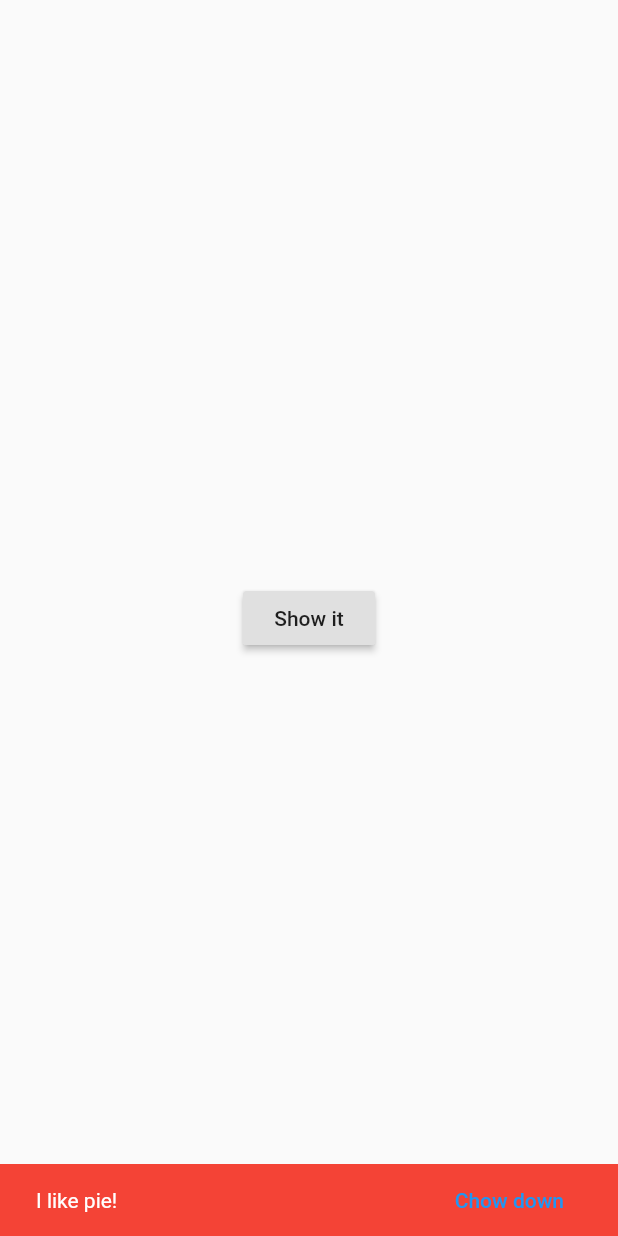
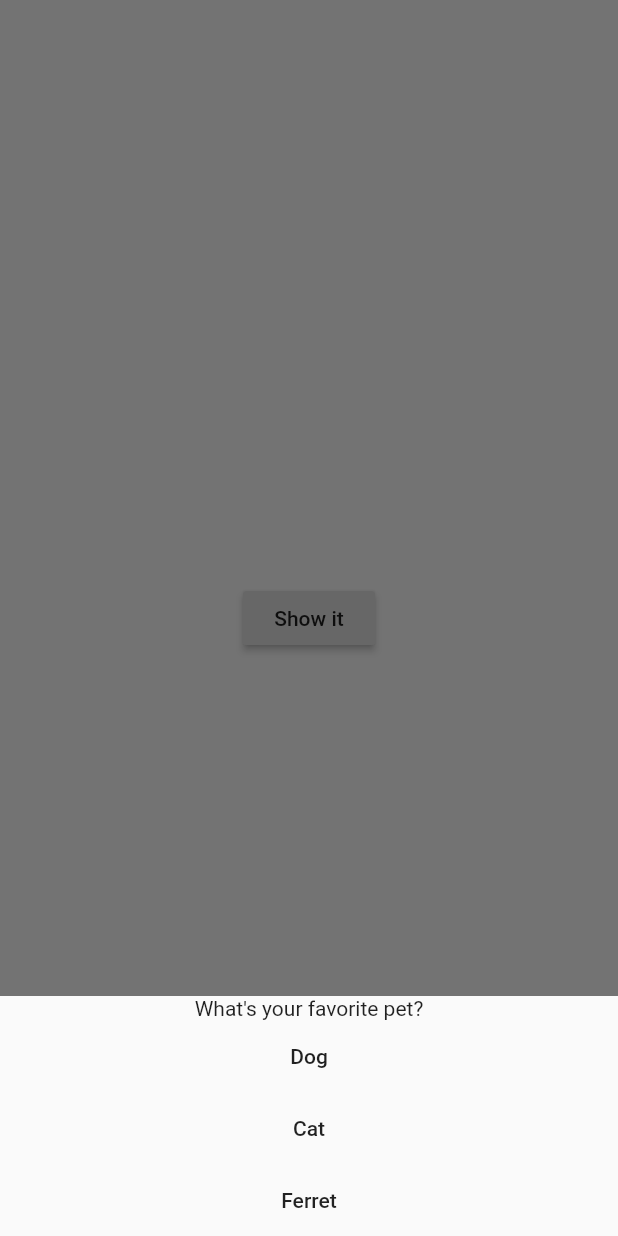
Before and after one commit to lizazz/flutter_test, a Flutter app: the screen it shows after launch, after a tap on "Show it", on a phone screen of 412 x 824 dp. Run offline on Flutter 3.47's test engine with Material 2 defaults, Android fonts, the phone set to English and light mode, and no system bars.

```diff
--- a/lib/main.dart
+++ b/lib/main.dart
@@ -13,18 +13,27 @@ class Home extends StatelessWidget {
   @override
   Widget build(BuildContext inContext) {
      _showIt() {
-       return Scaffold.of(inContext).showSnackBar(
-         SnackBar(
-           backgroundColor: Colors.red,
-           duration: Duration(seconds: 5),
-           content: Text("I like pie!"),
-           action: SnackBarAction(
-             label: "Chow down",
-             onPressed: () {
-               print("Getting' fat");
-             },
-           ),
-         )
+       showModalBottomSheet(context: inContext,
+           builder: (BuildContext inContext) {
+              return Column(
+                mainAxisSize: MainAxisSize.min,
+                children: [
+                  Text("What's your favorite pet?"),
+                  FlatButton(
+                      onPressed: () {Navigator.of(inContext).pop();},
+                      child: Text("Dog")
+                  ),
+                  FlatButton(
+                      onPressed: () {Navigator.of(inContext).pop();},
+                      child: Text("Cat")
+                  ),
+                  FlatButton(
+                      onPressed: () {Navigator.of(inContext).pop();},
+                      child: Text("Ferret")
+                  )
+                ],
+              );
+           }
        );
     }
 
```
